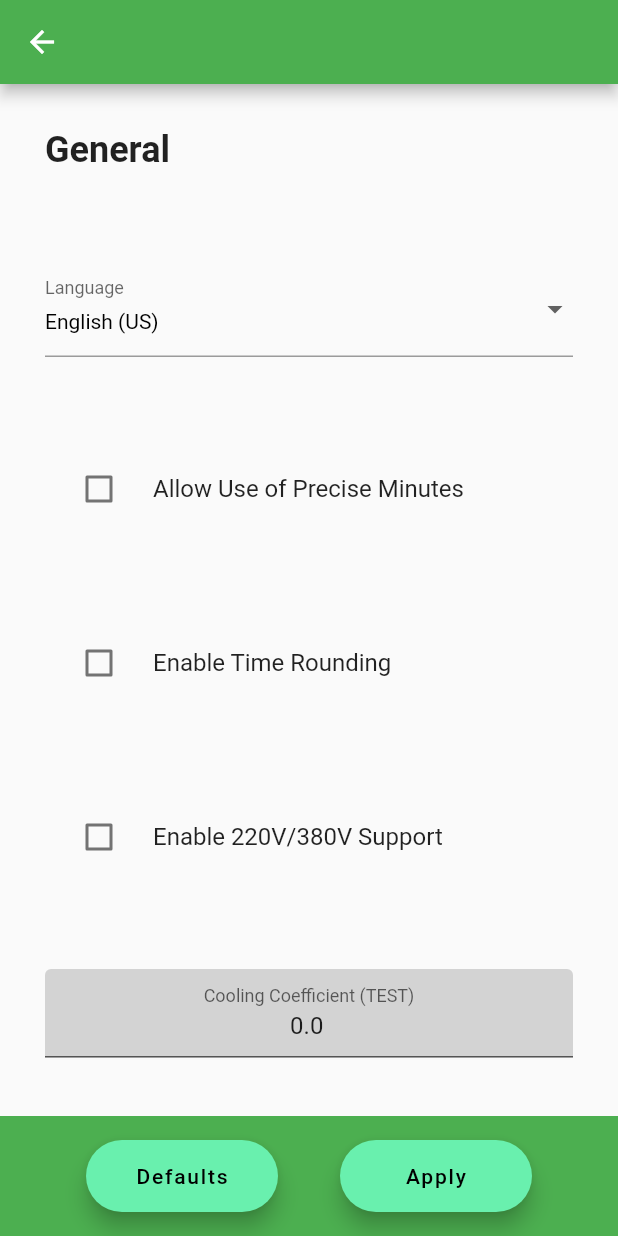
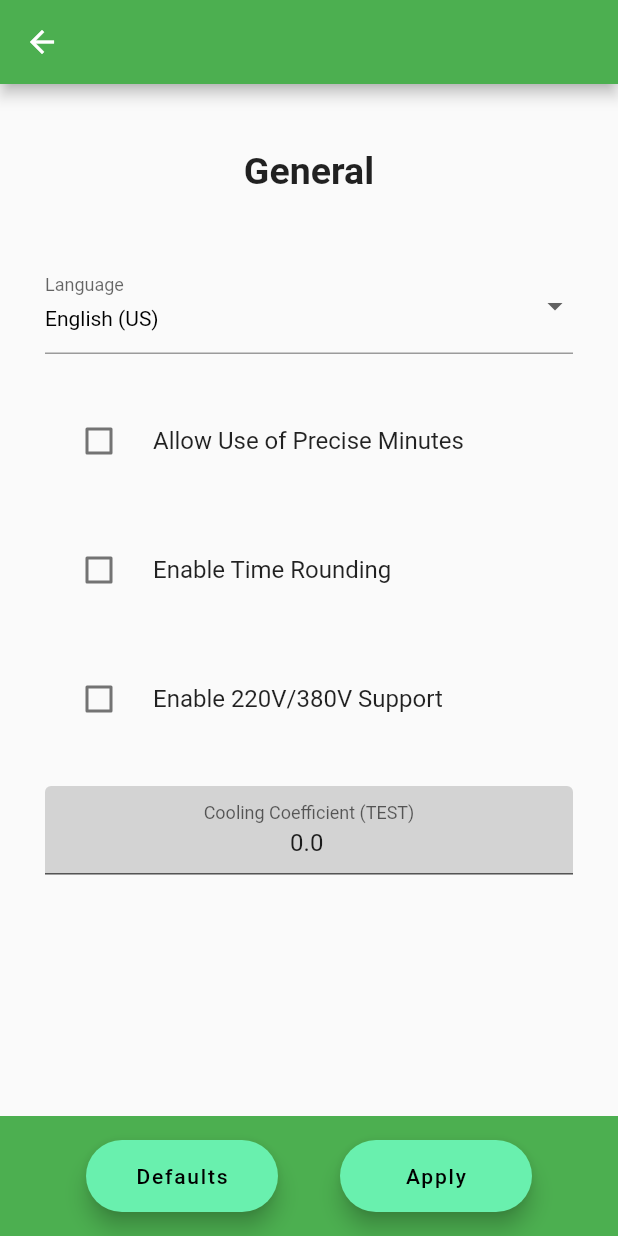
Before and after one commit to sapientlion/oldairy, a Flutter app: the SettingsRoute screen opened directly with empty values, on a phone screen of 412 x 824 dp. Run offline on Flutter 3.47's test engine with Material 2 defaults, Android fonts, the phone set to English and light mode, and no system bars.

Commit message:
Change the way the settings route looks and works.

```diff
--- a/lib/routes/settings.dart
+++ b/lib/routes/settings.dart
@@ -334,6 +334,25 @@ class _SettingsRouteState extends State<SettingsRoute> {
 
   @override
   Widget build(BuildContext context) {
+    List<Widget> listViewItems = [
+      const ListTile(
+        title: Center(
+          child: Text(
+            'General',
+            style: TextStyle(
+              fontSize: 25.0,
+              fontWeight: FontWeight.bold,
+            ),
+          ),
+        ),
+      ),
+      getLanguageChanger(),
+      getPrecisionCheckbox(),
+      getRoundingCheckbox(),
+      getStandardCheckbox(),
+      getWattsField()
+    ];
+
     _settings = widget.settings;
 
     return Scaffold(
@@ -343,51 +362,16 @@ class _SettingsRouteState extends State<SettingsRoute> {
       body: Scrollbar(
         thumbVisibility: true,
         thickness: 8.0,
-        child: ListView(
-          children: [
-            Padding(
-              padding: EdgeInsets.all(_edgeInsetsSize),
-              child: _settings.locale.general.isEmpty
-                  ? const Text(
-                      'General',
-                      style: TextStyle(
-                        fontSize: 24,
-                        fontWeight: FontWeight.bold,
-                      ),
-                    )
-                  : Text(
-                      _settings.locale.general,
-                      style: const TextStyle(
-                        fontSize: 24,
-                        fontWeight: FontWeight.bold,
-                      ),
-                    ),
-            ),
-            Padding(
-              padding: EdgeInsets.all(_edgeInsetsSize),
-              child: getLanguageChanger(),
-            ),
-            Padding(
-              padding: EdgeInsets.all(_edgeInsetsSize),
-              child: getPrecisionCheckbox(),
-            ),
-            Padding(
-              padding: EdgeInsets.all(_edgeInsetsSize),
-              child: getRoundingCheckbox(),
-            ),
-            Padding(
-              padding: EdgeInsets.all(_edgeInsetsSize),
-              child: getStandardCheckbox(),
-            ),
-            Padding(
-              padding: EdgeInsets.all(_edgeInsetsSize),
-              child: SizedBox(
-                width: 128,
-                child: getWattsField(),
-              ),
-            ),
-          ],
-        ),
+        child: ListView.separated(
+            padding: EdgeInsets.all(_edgeInsetsSize),
+            itemBuilder: (BuildContext context, int index) {
+              return listViewItems.elementAt(index);
+            },
+            separatorBuilder: (BuildContext context, int index) => const Divider(
+                  color: Color.fromARGB(0, 0, 0, 0),
+                  height: 30.0,
+                ),
+            itemCount: 6),
       ),
       bottomNavigationBar: getControlPanel(context),
     );
```
